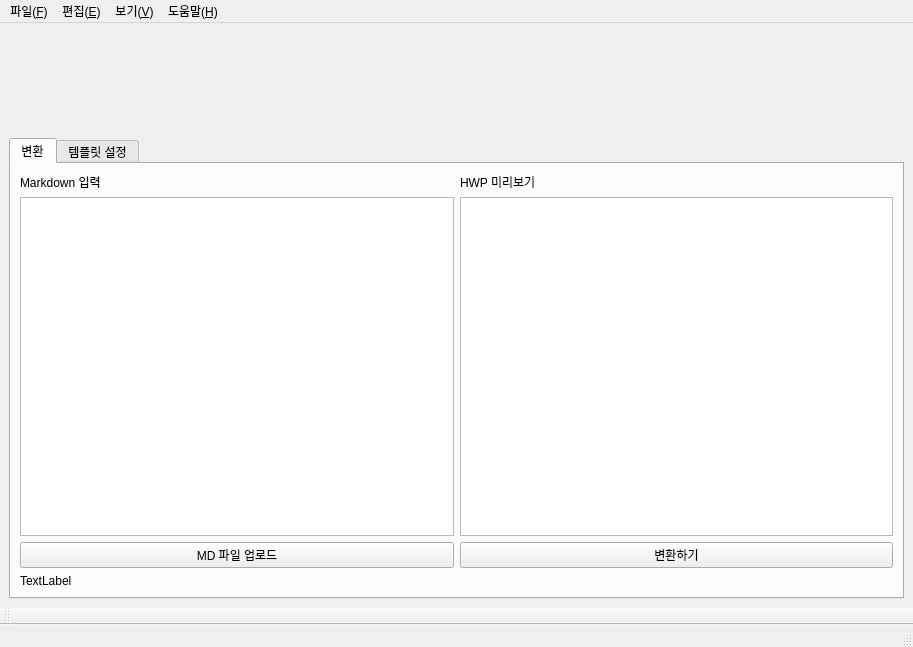
This is experiments/권유진/app.ui in dekorer/Syndmd as Qt 5 draws it before an edit. The edited form follows.
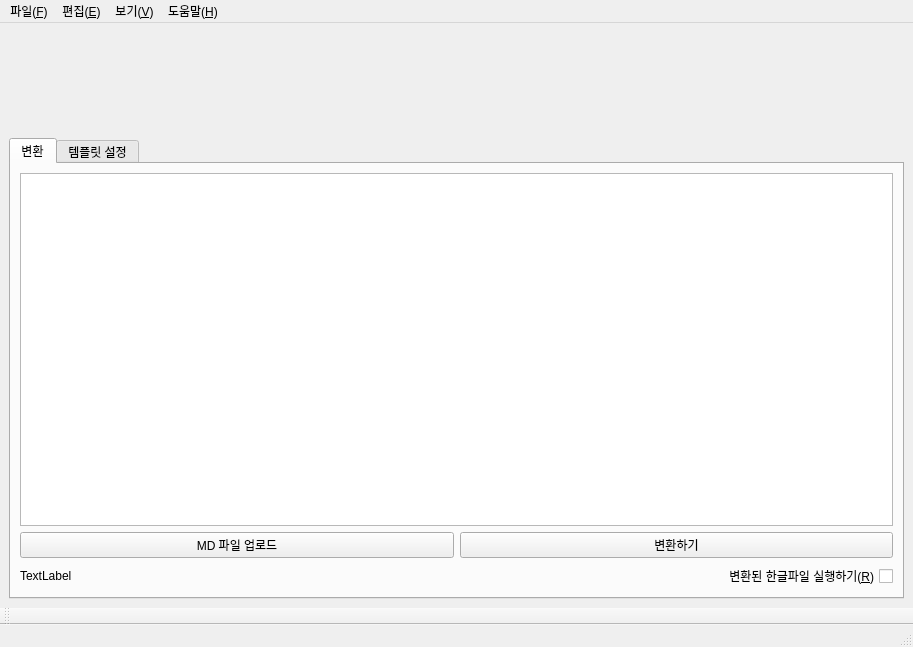
This is the edited form. Icons and pictures are not drawn. Custom widgets are drawn as their Qt base class.

The edit to the form file:
```diff
--- a/experiments/권유진/app.ui
+++ b/experiments/권유진/app.ui
@@ -35,15 +35,8 @@
         <string>변환</string>
        </attribute>
        <layout class="QGridLayout" name="gridLayout_2">
-        <item row="1" column="0">
-         <widget class="QLabel" name="label_2">
-          <property name="text">
-           <string>Markdown 입력</string>
-          </property>
-         </widget>
-        </item>
-        <item row="3" column="1">
-         <widget class="QTextEdit" name="textEdit_2"/>
+        <item row="2" column="0" colspan="2">
+         <widget class="ZoomableTextEdit" name="textEdit"/>
         </item>
         <item row="5" column="0">
          <widget class="QLabel" name="template_label">
@@ -52,27 +45,17 @@
           </property>
          </widget>
         </item>
+        <item row="5" column="1">
+         <widget class="QCheckBox" name="hwpruncheck">
+          <property name="layoutDirection">
+           <enum>Qt::LayoutDirection::RightToLeft</enum>
+          </property>
+          <property name="text">
+           <string>변환된 한글파일 실행하기(&amp;R)</string>
+          </property>
+         </widget>
+        </item>
         <item row="3" column="0">
-         <widget class="ZoomableTextEdit" name="textEdit"/>
-        </item>
-        <item row="4" column="1">
-         <widget class="QPushButton" name="pushButton">
-          <property name="cursor">
-           <cursorShape>PointingHandCursor</cursorShape>
-          </property>
-          <property name="text">
-           <string>변환하기</string>
-          </property>
-         </widget>
-        </item>
-        <item row="1" column="1">
-         <widget class="QLabel" name="label_3">
-          <property name="text">
-           <string>HWP 미리보기</string>
-          </property>
-         </widget>
-        </item>
-        <item row="4" column="0">
          <widget class="QPushButton" name="pushButton_open">
           <property name="cursor">
            <cursorShape>PointingHandCursor</cursorShape>
@@ -82,6 +65,16 @@
           </property>
          </widget>
         </item>
+        <item row="3" column="1">
+         <widget class="QPushButton" name="pushButton">
+          <property name="cursor">
+           <cursorShape>PointingHandCursor</cursorShape>
+          </property>
+          <property name="text">
+           <string>변환하기</string>
+          </property>
+         </widget>
+        </item>
        </layout>
       </widget>
       <widget class="QWidget" name="tab_template">
```
Left out of the diff: 57 changed lines with no effect on the pictures.
